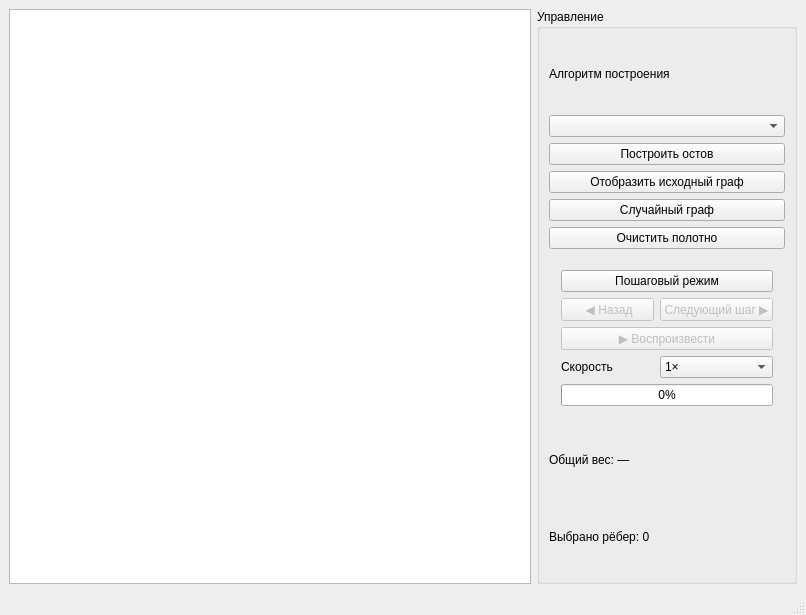
Before: the Qt Designer form ui/main_window.ui in rektoww/MST_Visualizer, drawn with Qt 5.
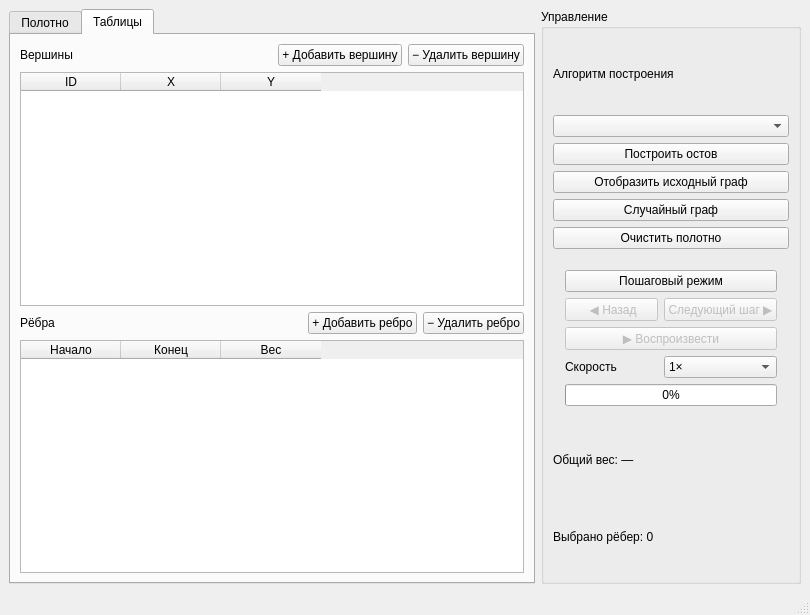
After: the same form once the commit is applied.

Commit message: feat: реализован табличный редактор графа

```diff
--- a/ui/main_window.ui
+++ b/ui/main_window.ui
@@ -6,7 +6,7 @@
    <rect>
     <x>0</x>
     <y>0</y>
-    <width>806</width>
+    <width>810</width>
     <height>615</height>
    </rect>
   </property>
@@ -18,13 +18,154 @@
     <item>
      <layout class="QHBoxLayout" name="horizontalLayout">
       <item>
-       <widget class="QGraphicsView" name="graphView">
-        <property name="minimumSize">
-         <size>
-          <width>500</width>
-          <height>350</height>
-         </size>
+       <widget class="QTabWidget" name="tabGraphEditor">
+        <property name="currentIndex">
+         <number>1</number>
         </property>
+        <widget class="QWidget" name="tabCanvas">
+         <attribute name="title">
+          <string>Полотно</string>
+         </attribute>
+         <layout class="QVBoxLayout" name="layoutCanvasTab">
+          <item>
+           <widget class="QGraphicsView" name="graphView">
+            <property name="minimumSize">
+             <size>
+              <width>500</width>
+              <height>350</height>
+             </size>
+            </property>
+           </widget>
+          </item>
+         </layout>
+        </widget>
+        <widget class="QWidget" name="tabTables">
+         <attribute name="title">
+          <string>Таблицы</string>
+         </attribute>
+         <layout class="QVBoxLayout" name="layoutTablesTab">
+          <item>
+           <layout class="QHBoxLayout" name="layoutVerticesHeader">
+            <item>
+             <widget class="QLabel" name="labelVerticesTable">
+              <property name="text">
+               <string>Вершины</string>
+              </property>
+             </widget>
+            </item>
+            <item>
+             <spacer name="spacerVerticesHeader">
+              <property name="orientation">
+               <enum>Qt::Orientation::Horizontal</enum>
+              </property>
+              <property name="sizeHint" stdset="0">
+               <size>
+                <width>40</width>
+                <height>20</height>
+               </size>
+              </property>
+             </spacer>
+            </item>
+            <item>
+             <widget class="QPushButton" name="btnAddVertexTable">
+              <property name="text">
+               <string>+ Добавить вершину</string>
+              </property>
+             </widget>
+            </item>
+            <item>
+             <widget class="QPushButton" name="btnDeleteVertexTable">
+              <property name="text">
+               <string>− Удалить вершину</string>
+              </property>
+             </widget>
+            </item>
+           </layout>
+          </item>
+          <item>
+           <widget class="QTableWidget" name="tableVertices">
+            <property name="editTriggers">
+             <set>QAbstractItemView::EditTrigger::DoubleClicked</set>
+            </property>
+            <column>
+             <property name="text">
+              <string>ID</string>
+             </property>
+            </column>
+            <column>
+             <property name="text">
+              <string>X</string>
+             </property>
+            </column>
+            <column>
+             <property name="text">
+              <string>Y</string>
+             </property>
+            </column>
+           </widget>
+          </item>
+          <item>
+           <layout class="QHBoxLayout" name="layoutEdgesHeader">
+            <item>
+             <widget class="QLabel" name="labelEdgesTable">
+              <property name="text">
+               <string>Рёбра</string>
+              </property>
+             </widget>
+            </item>
+            <item>
+             <spacer name="spacerEdgesHeader">
+              <property name="orientation">
+               <enum>Qt::Orientation::Horizontal</enum>
+              </property>
+              <property name="sizeHint" stdset="0">
+               <size>
+                <width>40</width>
+                <height>20</height>
+               </size>
+              </property>
+             </spacer>
+            </item>
+            <item>
+             <widget class="QPushButton" name="btnAddEdgeTable">
+              <property name="text">
+               <string>+ Добавить ребро</string>
+              </property>
+             </widget>
+            </item>
+            <item>
+             <widget class="QPushButton" name="btnDeleteEdgeTable">
+              <property name="text">
+               <string>− Удалить ребро</string>
+              </property>
+             </widget>
+            </item>
+           </layout>
+          </item>
+          <item>
+           <widget class="QTableWidget" name="tableEdges">
+            <property name="editTriggers">
+             <set>QAbstractItemView::EditTrigger::DoubleClicked</set>
+            </property>
+            <column>
+             <property name="text">
+              <string>Начало</string>
+             </property>
+            </column>
+            <column>
+             <property name="text">
+              <string>Конец</string>
+             </property>
+            </column>
+            <column>
+             <property name="text">
+              <string>Вес</string>
+             </property>
+            </column>
+           </widget>
+          </item>
+         </layout>
+        </widget>
        </widget>
       </item>
       <item>
```
Left out of the diff: 2 changed lines with no effect on the pictures. The commit also changes 2 other files.
